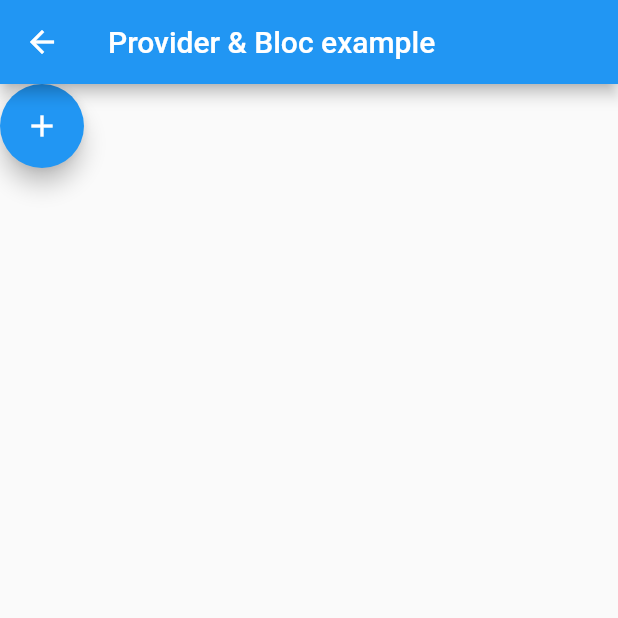
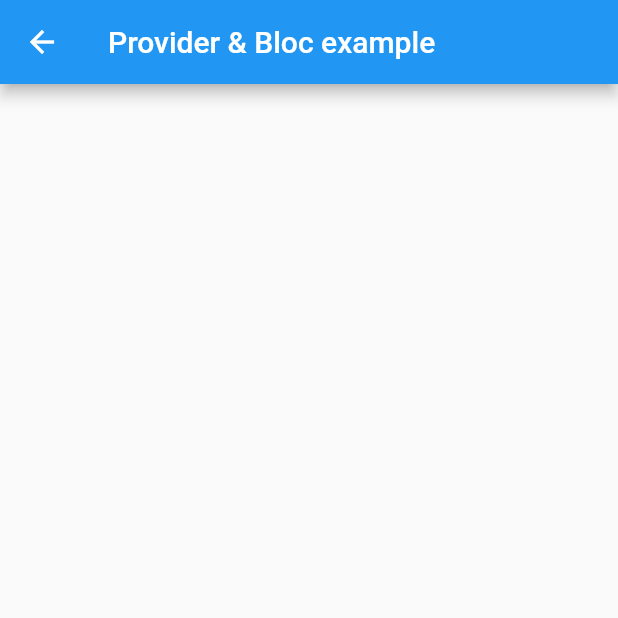
Before and after one commit to FrazileDevelopers/flutter-provider-example, a Flutter app: the FourthScreen screen opened by its route, on a phone screen of 412 x 824 dp, the top half of it. Run offline on Flutter 3.47's test engine with Material 2 defaults, Android fonts, the phone set to English and light mode, and no system bars; our stand-ins replace rxdart; network calls fail.

Commit message:
fourth using rxdart

```diff
--- a/lib/bloc/account.dart
+++ b/lib/bloc/account.dart
@@ -22,11 +22,10 @@ class AccountBloc with ChangeNotifier {
     if (response.statusCode == 200) {
       var jsonResponse = convert.jsonDecode(response.body)['items'];
       jsonResponse.forEach((i)=>_accountList.add(Account.fromJson(i)));
-      _isLoading = false;
     } else {
       print("Request failed with status: ${response.statusCode}.");
-      _isLoading = false;
     }
+    _isLoading = false;
     notifyListeners();
   }
   void setLoading(){
--- a/lib/bloc/account2.dart
+++ b/lib/bloc/account2.dart
@@ -3,27 +3,26 @@ import '../model/account.dart';
 import 'dart:convert' as convert;
 import 'package:http/http.dart' as http;
 class AccountBloc2 {
+  BehaviorSubject<List<Account>> _accountList;
+  BehaviorSubject<bool> _loadingStream;
 
-  BehaviorSubject<List<Account>> _accountList;
-  BehaviorSubject<bool> _loading;
   List<Account> tmpList = new List();
   int page;
-
+  bool _loading;
   Observable get accountObservable => _accountList.stream;
-  Observable get loadingObservable => _loading.stream;
+  Observable get loadingObservable => _loadingStream.stream;
 
   AccountBloc2({this.page}){
     _accountList = new BehaviorSubject.seeded(List<Account>.generate(0, (int index){
       return null;
     }));
-    _loading = new BehaviorSubject.seeded(false);
+    _loadingStream = new BehaviorSubject.seeded(false);
     getData(this.page);
   }
 
   getData(page) async{
     var url = "https://api.github.com/search/repositories?q=flutter&page=${page}&per_page=20";
     var response = await http.get(url);
-    _loading.sink.add(true);
     if (response.statusCode == 200) {
       var jsonResponse = convert.jsonDecode(response.body)['items'];
       jsonResponse.forEach((i)=>tmpList.add(Account.fromJson(i)));
@@ -32,26 +31,22 @@ class AccountBloc2 {
     } else {
       print("Request failed with status: ${response.statusCode}.");
     }
-    _loading.sink.add(false);
+    _loadingStream.sink.add(false);
+    _loading = false;
   }
 
   getLength() => _accountList.value.length;
   setPage() => page++;
+  getPage() => page;
+  void setLoading() {
+    _loading=true;
+    _loadingStream.sink.add(true);
+  }
+  getLoading() => _loading;
 
   void dispose(){
-    print('dispose!?');
     _accountList.close();
+    _loadingStream.close();
   }
 
-
-  // void increment(){
-  //   initialCount++;
-  //   _subjectCounter.sink.add(initialCount);
-  // }
-
-  // void decrement(){
-  //   initialCount--;
-  //   _subjectCounter.sink.add(initialCount);
-  // }
-
 }
--- a/lib/screen/fourth.dart
+++ b/lib/screen/fourth.dart
@@ -1,26 +1,42 @@
 import 'package:flutter/material.dart';
 import '../bloc/account2.dart';
-class FourthScreen extends StatelessWidget {
+
+class FourthScreen  extends StatefulWidget{
+  @override
+  State<StatefulWidget> createState() => new FourthState();
+}
+class FourthState extends State<FourthScreen> {
+  AccountBloc2 _accountBloc = new AccountBloc2(page:1);
+  @override
+  void dispose() {
+    _accountBloc.dispose();
+    super.dispose();
+  }
   @override
   Widget build(BuildContext context) {
-    AccountBloc2 _accountBloc = new AccountBloc2(page:1);
-
     return Scaffold(
       appBar: AppBar(
         title: Text("Provider & Bloc example"),
       ),
       body: Stack(
         children: <Widget>[
-          StreamBuilder(
-            stream : _accountBloc.accountObservable,
-            builder: (context, AsyncSnapshot snapshot){
-              print('snapshot data : ${snapshot.data}');
-              return Scrollbar(
-                child: NotificationListener<ScrollNotification>(
-                  onNotification: (ScrollNotification scrollInfo) {
-                    return false;
-                  },
-                  child: ListView.builder(
+          Scrollbar(
+            child: NotificationListener<ScrollNotification>(
+              onNotification: (ScrollNotification scrollInfo) {
+                if (scrollInfo.metrics.pixels == scrollInfo.metrics.maxScrollExtent) {
+                  if (!_accountBloc.getLoading()) {
+                    _accountBloc.setPage();
+                    _accountBloc.setLoading();
+                    _accountBloc.getData(_accountBloc.getPage());
+                    return true;
+                  }
+                }
+                return false;
+              },
+              child: StreamBuilder(
+                stream : _accountBloc.accountObservable,
+                builder: (context, AsyncSnapshot snapshot){
+                  return ListView.builder(
                     itemCount: _accountBloc.getLength(),
                     itemBuilder: (BuildContext context, int index) {
                       return Card(
@@ -45,16 +61,15 @@ class FourthScreen extends StatelessWidget {
                         ),
                       );
                     },
-                  ),
-                )
-              );
-            },
+                  );
+                },
+              ),
+            )
           ),
           StreamBuilder(
-            stream: _accountBloc.loadingObservable,
-            builder: (context, AsyncSnapshot snapshot){
-              print(snapshot.data);
-              if(snapshot.data==true){
+            stream: _accountBloc.loadingObservable ,
+            builder: (BuildContext context, AsyncSnapshot snapshot){
+              if(snapshot.data == true){
                 return Align(
                   child: Container(
                     width: 200.0,
@@ -65,22 +80,15 @@ class FourthScreen extends StatelessWidget {
                   ),
                   alignment: FractionalOffset.bottomCenter,
                 );
-              }else {
+              }else{
                 return SizedBox(
                   width: 0.0,
                   height: 0.0,
                 );
               }
-            }
+
+            },
           ),
-
-          FloatingActionButton(
-            heroTag: "btn1",
-            onPressed: () => _accountBloc.getData(1),
-            tooltip: 'Increment',
-            child: Icon(Icons.add),
-          ),
-
         ],
       )
     );
```
